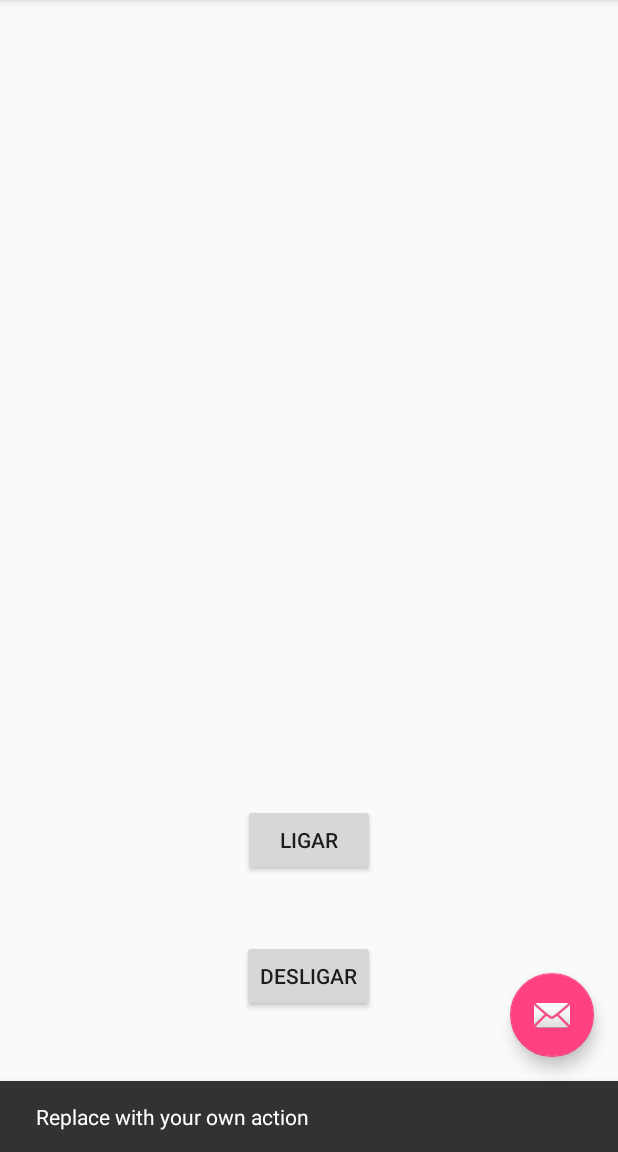
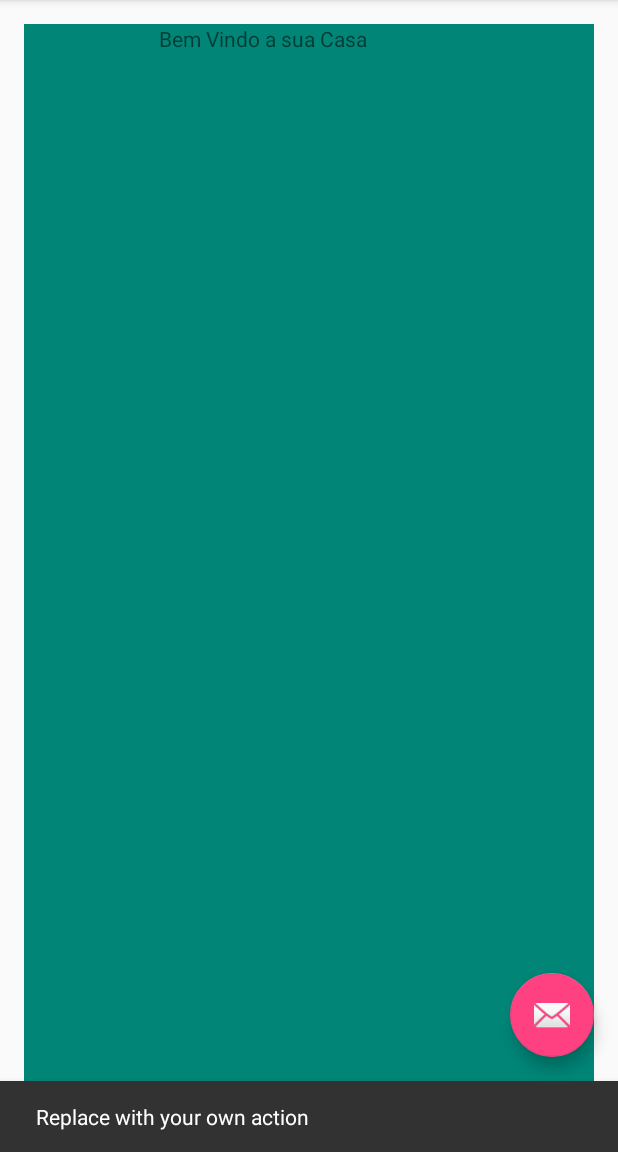
Before and after one commit to itamarbernardo/app-android-client, an Android app: the screen it shows after launch (MainActivity), after a tap on an icon or button, on a phone screen of 412 x 824 dp, the part 84-1236 px from its top. Run offline under Robolectric (Android 15) with nearby library versions, the phone set to English and light mode, and no system bars; 4 statements that could not run were skipped.

Commit message:
Botões de ligar foram para uma tela secundária e a parte de apresentação do app para o início

```diff
--- a/app/src/main/res/layout/content_main.xml
+++ b/app/src/main/res/layout/content_main.xml
@@ -12,26 +12,27 @@
     tools:context="com.example.itamarbernardo.appsample.MainActivity"
     tools:showIn="@layout/activity_main">
 
-    <Button
+    <ImageView
+        android:layout_width="1000dp"
+        android:layout_height="1000dp"
+        android:id="@+id/imageView"
+        android:background="@color/material_deep_teal_500"
+        android:layout_alignParentBottom="true"
+        android:layout_alignParentRight="true"
+        android:layout_alignParentEnd="true" />
+
+    <TextView
         android:layout_width="wrap_content"
         android:layout_height="wrap_content"
-        android:text="Ligar"
-        android:id="@+id/conectar"
-        android:layout_alignParentBottom="true"
-        android:layout_centerHorizontal="true"
-        android:layout_marginBottom="168dp"
-        android:onClick="ligarLampada"
-        />
-
-    <Button
-        android:layout_width="wrap_content"
-        android:layout_height="wrap_content"
-        android:text="Desligar"
-        android:id="@+id/button"
-        android:layout_alignParentBottom="true"
-        android:layout_alignRight="@+id/conectar"
-        android:layout_alignEnd="@+id/conectar"
-        android:layout_marginBottom="77dp"
-        android:onClick="desligarLampada"
-        />
+        android:textAppearance="?android:attr/textAppearanceSmall"
+        android:text="Bem Vindo a sua Casa"
+        android:id="@+id/textView"
+        android:layout_alignParentLeft="true"
+        android:layout_alignParentStart="false"
+        android:layout_alignParentRight="true"
+        android:layout_alignParentBottom="false"
+        android:layout_alignWithParentIfMissing="false"
+        android:shadowColor="#d62121"
+        android:layout_marginLeft="90dp"
+        android:layout_marginRight="100dp" />
 </RelativeLayout>
```
Also changed, not shown: app/src/main/res/layout/mylayout.xml (+25 -13 lines).
